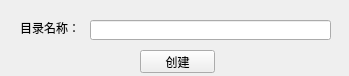
First picture: the form in qt_ui/ui/create_proto_dir.ui, repository aywfelix/ProtoExcelTool, before the edit.
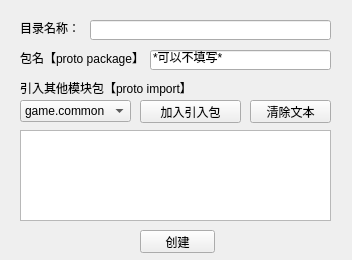
Second picture: the form after the edit.

Commit message: 程序界面修改

The edit to the form file:
```diff
--- a/qt_ui/ui/create_proto_dir.ui
+++ b/qt_ui/ui/create_proto_dir.ui
@@ -9,8 +9,8 @@
    <rect>
     <x>0</x>
     <y>0</y>
-    <width>349</width>
-    <height>76</height>
+    <width>352</width>
+    <height>260</height>
    </rect>
   </property>
   <property name="windowTitle">
@@ -46,7 +46,7 @@
    <property name="geometry">
     <rect>
      <x>140</x>
-     <y>50</y>
+     <y>230</y>
      <width>75</width>
      <height>23</height>
     </rect>
@@ -55,6 +55,99 @@
     <string>创建</string>
    </property>
   </widget>
+  <widget class="QLabel" name="label_3">
+   <property name="geometry">
+    <rect>
+     <x>20</x>
+     <y>50</y>
+     <width>151</width>
+     <height>16</height>
+    </rect>
+   </property>
+   <property name="text">
+    <string>包名【proto package】</string>
+   </property>
+  </widget>
+  <widget class="QLineEdit" name="lEtProtoPackage">
+   <property name="geometry">
+    <rect>
+     <x>150</x>
+     <y>50</y>
+     <width>181</width>
+     <height>20</height>
+    </rect>
+   </property>
+   <property name="text">
+    <string>*可以不填写*</string>
+   </property>
+  </widget>
+  <widget class="QTextEdit" name="textEdit">
+   <property name="geometry">
+    <rect>
+     <x>20</x>
+     <y>130</y>
+     <width>311</width>
+     <height>91</height>
+    </rect>
+   </property>
+   <property name="readOnly">
+    <bool>false</bool>
+   </property>
+  </widget>
+  <widget class="QLabel" name="label_2">
+   <property name="geometry">
+    <rect>
+     <x>20</x>
+     <y>80</y>
+     <width>191</width>
+     <height>16</height>
+    </rect>
+   </property>
+   <property name="text">
+    <string>引入其他模块包【proto import】</string>
+   </property>
+  </widget>
+  <widget class="QComboBox" name="comboBox">
+   <property name="geometry">
+    <rect>
+     <x>20</x>
+     <y>100</y>
+     <width>111</width>
+     <height>22</height>
+    </rect>
+   </property>
+   <item>
+    <property name="text">
+     <string>game.common</string>
+    </property>
+   </item>
+  </widget>
+  <widget class="QPushButton" name="pushButton_2">
+   <property name="geometry">
+    <rect>
+     <x>250</x>
+     <y>100</y>
+     <width>81</width>
+     <height>23</height>
+    </rect>
+   </property>
+   <property name="text">
+    <string>清除文本</string>
+   </property>
+  </widget>
+  <widget class="QPushButton" name="pushButton">
+   <property name="geometry">
+    <rect>
+     <x>140</x>
+     <y>100</y>
+     <width>101</width>
+     <height>23</height>
+    </rect>
+   </property>
+   <property name="text">
+    <string>加入引入包</string>
+   </property>
+  </widget>
  </widget>
  <resources/>
  <connections/>
```
The commit also changes 3 other files.
